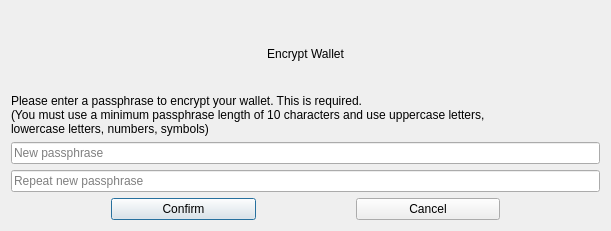
This is src/qt/forms/encryptdialog.ui in nashsclay/DAPSCoin as Qt 5 draws it before an edit. The edited form follows.
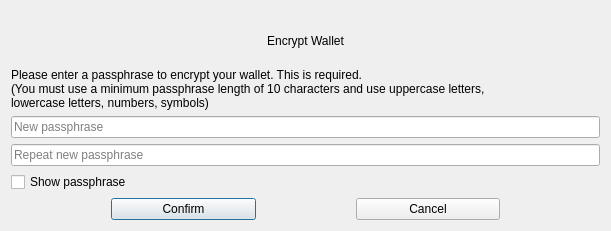
This is the edited form.

Commit message: [Qt] Add Show Passphrase checkbox to EncryptDialog

Patch:
```diff
--- a/src/qt/forms/encryptdialog.ui
+++ b/src/qt/forms/encryptdialog.ui
@@ -83,6 +83,13 @@
        </property>
       </widget>
      </item>
+     <item>
+      <widget class="QCheckBox" name="showPassphraseCheckBox">
+       <property name="text">
+        <string>Show passphrase</string>
+       </property>
+      </widget>
+     </item>
     </layout>
    </item>
    <item>
```
The commit also changes 2 other files.
